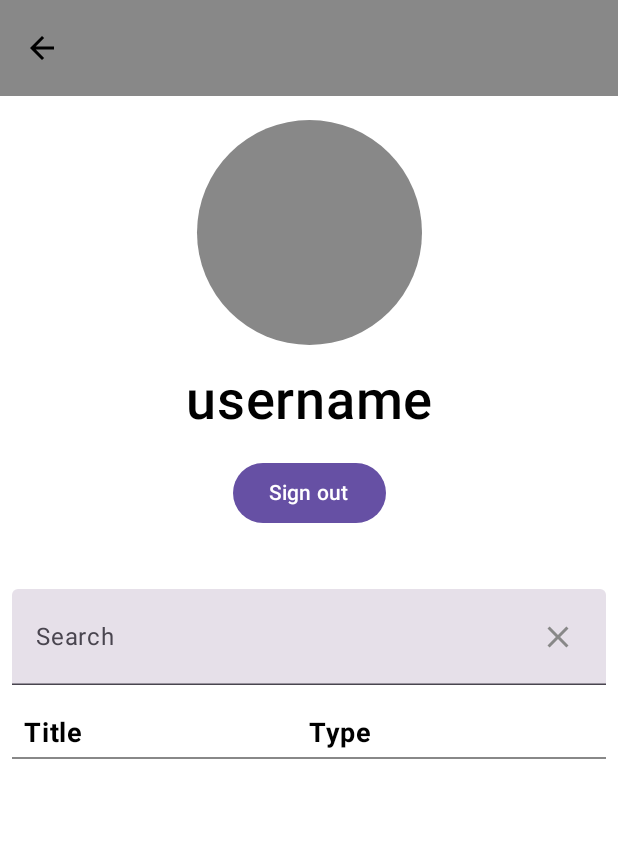
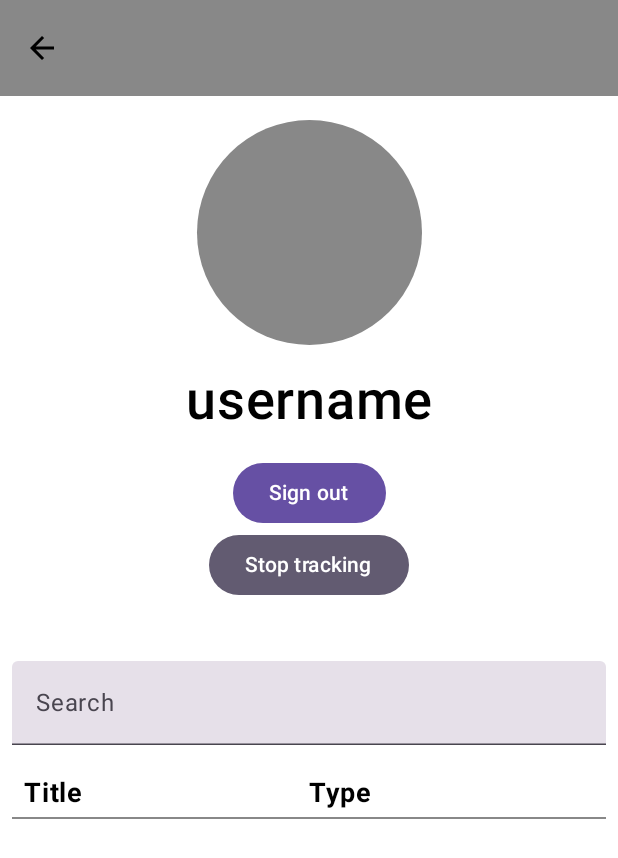
Before and after one commit to danitherex/Studienarbeit, an Android app built with Jetpack Compose: the @Preview function PreviewProfileScreen, on a phone screen of 412 x 824 dp. Shown: the top 858 px of the screen. Run offline under Robolectric (Android 15) with nearby library versions, the phone set to English and light mode, and no system bars; our stand-ins replace Dagger/Hilt's generated code, Firebase (no records; nobody signed in at launch, a user with empty details on screens opened directly); pictures from the network do not load.

Commit message:
made table in ProfileScreen scrollabel and removed bottom bar from MapScreen

```diff
--- a/scr/app/src/main/java/com/example/studienarbeit/presentation/profile/ProfileScreen.kt
+++ b/scr/app/src/main/java/com/example/studienarbeit/presentation/profile/ProfileScreen.kt
@@ -22,6 +22,7 @@ import androidx.compose.material3.Text
 import androidx.compose.material3.TopAppBar
 import androidx.compose.material3.TopAppBarDefaults
 import androidx.compose.runtime.Composable
+import androidx.compose.runtime.rememberCoroutineScope
 import androidx.compose.ui.Alignment
 import androidx.compose.ui.Modifier
 import androidx.compose.ui.draw.clip
@@ -38,6 +39,7 @@ import coil.compose.AsyncImage
 import com.example.studienarbeit.presentation.profile.components.MarkersTable
 import com.example.studienarbeit.presentation.signin.UserData
 import com.example.studienarbeit.ui.theme.StudienarbeitTheme
+import kotlinx.coroutines.launch
 
 @OptIn(ExperimentalMaterial3Api::class)
 @Composable
@@ -50,6 +52,8 @@ fun ProfileScreen(
 
     val items = viewModel.items.collectAsStateWithLifecycle()
     val isFocused = viewModel.isFocused.collectAsStateWithLifecycle()
+
+    val scope = rememberCoroutineScope()
 
 
 
@@ -118,8 +122,23 @@ fun ProfileScreen(
                 ) {
                     Text(text = "Sign out")
                 }
+                Button(
+                    onClick={
+                        scope.launch {
+                            viewModel.geofencingHelper?.removeAllGeofences()
+                        }
+                    },
+                    colors = ButtonDefaults.buttonColors(
+                        containerColor = MaterialTheme.colorScheme.secondary,
+                        contentColor = MaterialTheme.colorScheme.onSecondary
+                    )
+                ) {
+                    Text(text = "Stop tracking")
+                }
                 Spacer(modifier = Modifier.height(32.dp))
             }
+
+
             MarkersTable(
                 modifier = Modifier
                     .padding(8.dp)
@@ -129,6 +148,7 @@ fun ProfileScreen(
                 userID = viewModel.auth?.currentUser?.uid ?: "",
                 deleteMarker = viewModel::deleteMarker,
                 toggleFocus = viewModel::setFocus,
+                isFocused = isFocused.value
             )
         }
     }
@@ -148,7 +168,8 @@ fun PreviewProfileScreen() {
         ProfileScreen(userData = userdata, onSignOut = {}, navigateBack = {},
             viewModel = ProfileViewModel(
                 useCases = null,
-                auth = null
+                auth = null,
+                geofencingHelper = null
             )
         )
     }
@@ -168,7 +189,8 @@ fun PreviewProfileScreen2() {
         ProfileScreen(userData = userdata, onSignOut = {}, navigateBack = {},
             viewModel = ProfileViewModel(
                 useCases = null,
-                auth = null
+                auth = null,
+                geofencingHelper = null
             )
         )
     }
--- a/scr/app/src/main/java/com/example/studienarbeit/presentation/profile/ProfileViewModel.kt
+++ b/scr/app/src/main/java/com/example/studienarbeit/presentation/profile/ProfileViewModel.kt
@@ -5,6 +5,7 @@ import androidx.lifecycle.ViewModel
 import androidx.lifecycle.viewModelScope
 import com.example.studienarbeit.domain.model.MarkerModel
 import com.example.studienarbeit.domain.model.Response
+import com.example.studienarbeit.domain.repository.GeofencingRepository
 import com.example.studienarbeit.domain.use_case.marker.MarkerUseCases
 import com.google.firebase.auth.FirebaseAuth
 import dagger.hilt.android.lifecycle.HiltViewModel
@@ -20,7 +21,8 @@ import javax.inject.Inject
 @HiltViewModel
 class ProfileViewModel @Inject constructor(
     private val useCases: MarkerUseCases?,
-    val auth: FirebaseAuth?
+    val auth: FirebaseAuth?,
+    val geofencingHelper: GeofencingRepository?
 
 ) : ViewModel() {
     private var _items: MutableStateFlow<List<MarkerModel>> =
--- a/scr/app/src/main/java/com/example/studienarbeit/presentation/profile/components/MarkersTable.kt
+++ b/scr/app/src/main/java/com/example/studienarbeit/presentation/profile/components/MarkersTable.kt
@@ -6,6 +6,7 @@ import androidx.compose.foundation.background
 import androidx.compose.foundation.layout.Column
 import androidx.compose.foundation.layout.Row
 import androidx.compose.foundation.layout.Spacer
+import androidx.compose.foundation.layout.fillMaxHeight
 import androidx.compose.foundation.layout.fillMaxWidth
 import androidx.compose.foundation.layout.height
 import androidx.compose.foundation.layout.padding
@@ -30,9 +31,7 @@ import androidx.compose.runtime.rememberCoroutineScope
 import androidx.compose.runtime.setValue
 import androidx.compose.ui.Alignment
 import androidx.compose.ui.Modifier
-import androidx.compose.ui.focus.onFocusChanged
 import androidx.compose.ui.graphics.Color
-import androidx.compose.ui.platform.LocalDensity
 import androidx.compose.ui.platform.LocalView
 import androidx.compose.ui.text.font.FontWeight
 import androidx.compose.ui.tooling.preview.Devices
@@ -55,13 +54,14 @@ fun MarkersTable(
     search: (String) -> Unit,
     userID: String,
     deleteMarker: (String) -> Flow<Response<String>>,
-    toggleFocus: (focus: Boolean) -> Unit
+    toggleFocus: (focus: Boolean) -> Unit,
+    isFocused: Boolean = false
 ) {
 
     Column(modifier.background(MaterialTheme.colorScheme.background)) {
         SearchBar(onSearch = { query -> search(query) }, toggleFocus = toggleFocus)
         Spacer(modifier = Modifier.height(16.dp))
-        ItemList(items = items, userID = userID, deleteMarker = deleteMarker)
+        ItemList(items = items, userID = userID, deleteMarker = deleteMarker, isFocused = isFocused)
     }
 
 }
@@ -70,7 +70,8 @@ fun MarkersTable(
 fun ItemList(
     items: List<MarkerModel>,
     userID: String,
-    deleteMarker: (String) -> Flow<Response<String>>
+    deleteMarker: (String) -> Flow<Response<String>>,
+    isFocused: Boolean
 ) {
     val scope = rememberCoroutineScope()
     var showDeleteDialog by remember { mutableStateOf(false) }
@@ -95,7 +96,11 @@ fun ItemList(
             onDismissRequest = { showDeleteDialog = false }
         )
 
-    LazyColumn {
+    val modifier = if (!isFocused) Modifier.fillMaxHeight(0.5f) else Modifier
+
+    LazyColumn(
+        modifier = modifier
+    ) {
         item {
             Row(
                 modifier = Modifier
@@ -184,7 +189,7 @@ fun SearchBar(onSearch: (String) -> Unit, toggleFocus: (focus: Boolean) -> Unit)
             .fillMaxWidth(),
         singleLine = true,
         trailingIcon = {
-            if (!text.isNotEmpty()) {
+            if (text.isNotEmpty()) {
                 IconButton(
                     onClick = {
                         text = ""
@@ -207,7 +212,6 @@ fun SearchBar(onSearch: (String) -> Unit, toggleFocus: (focus: Boolean) -> Unit)
 @Composable
 fun ObserveKeyboardState(onKeyboardVisibilityChanged: (Boolean) -> Unit) {
     val view = LocalView.current
-    val density = LocalDensity.current
 
     DisposableEffect(view) {
         val listener = ViewTreeObserver.OnGlobalLayoutListener {
```
Also changed, not shown: scr/app/src/main/java/com/example/studienarbeit/presentation/map/MapScreen.kt (+0 -21 lines).
